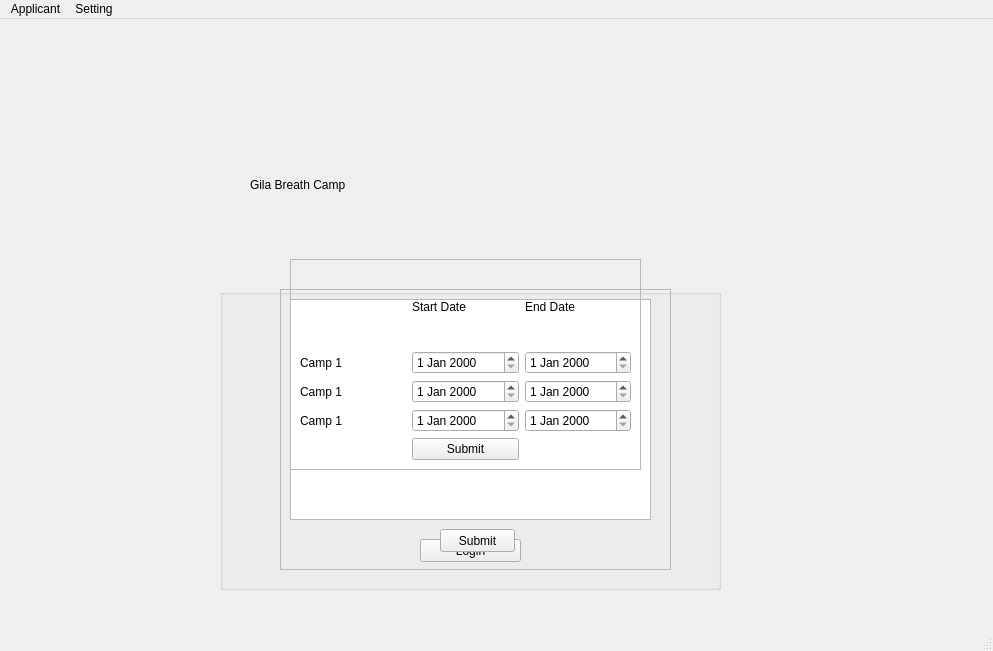
Old version of the form ui-pyqt/campRegMain_Login.ui in the repository songzhm/Camp-Registration.
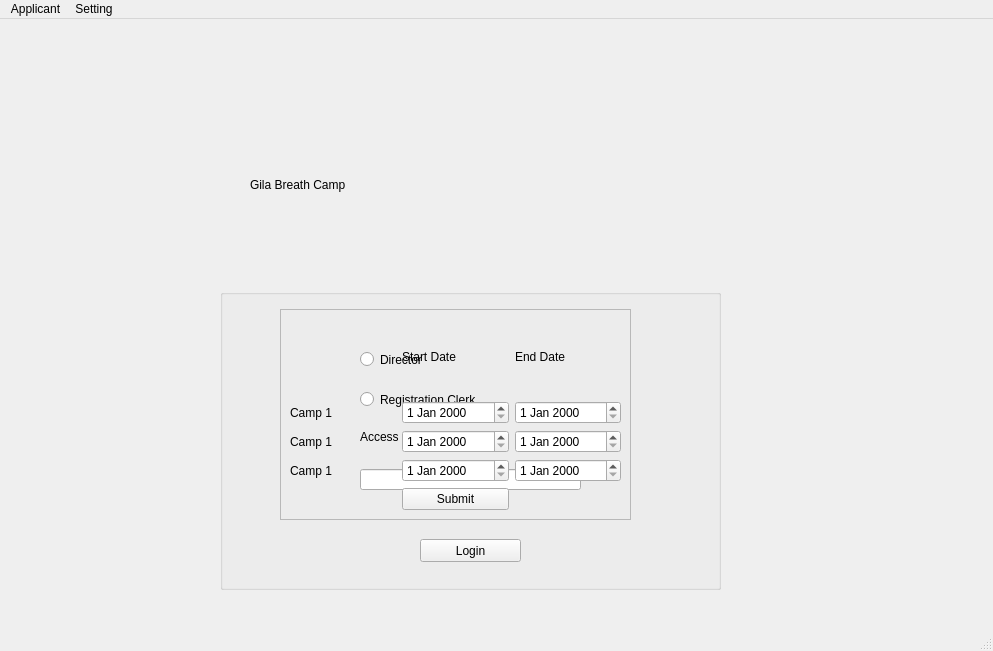
New version of the form.

Diff of the .ui file:
```diff
--- a/ui-pyqt/campRegMain_Login.ui
+++ b/ui-pyqt/campRegMain_Login.ui
@@ -118,50 +118,11 @@
      </property>
     </widget>
    </widget>
-   <widget class="QFrame" name="frameCheckList">
-    <property name="geometry">
-     <rect>
-      <x>280</x>
-      <y>270</y>
-      <width>391</width>
-      <height>281</height>
-     </rect>
-    </property>
-    <property name="frameShape">
-     <enum>QFrame::StyledPanel</enum>
-    </property>
-    <property name="frameShadow">
-     <enum>QFrame::Raised</enum>
-    </property>
-    <widget class="QTextEdit" name="textEditCheckList">
-     <property name="geometry">
-      <rect>
-       <x>10</x>
-       <y>10</y>
-       <width>361</width>
-       <height>221</height>
-      </rect>
-     </property>
-    </widget>
-    <widget class="QPushButton" name="pushButtonCheckList">
-     <property name="geometry">
-      <rect>
-       <x>160</x>
-       <y>240</y>
-       <width>75</width>
-       <height>23</height>
-      </rect>
-     </property>
-     <property name="text">
-      <string>Submit</string>
-     </property>
-    </widget>
-   </widget>
    <widget class="QFrame" name="frame">
     <property name="geometry">
      <rect>
-      <x>290</x>
-      <y>240</y>
+      <x>280</x>
+      <y>290</y>
       <width>351</width>
       <height>211</height>
      </rect>
```
Left out of the diff: 6 changed lines with no effect on the pictures.
